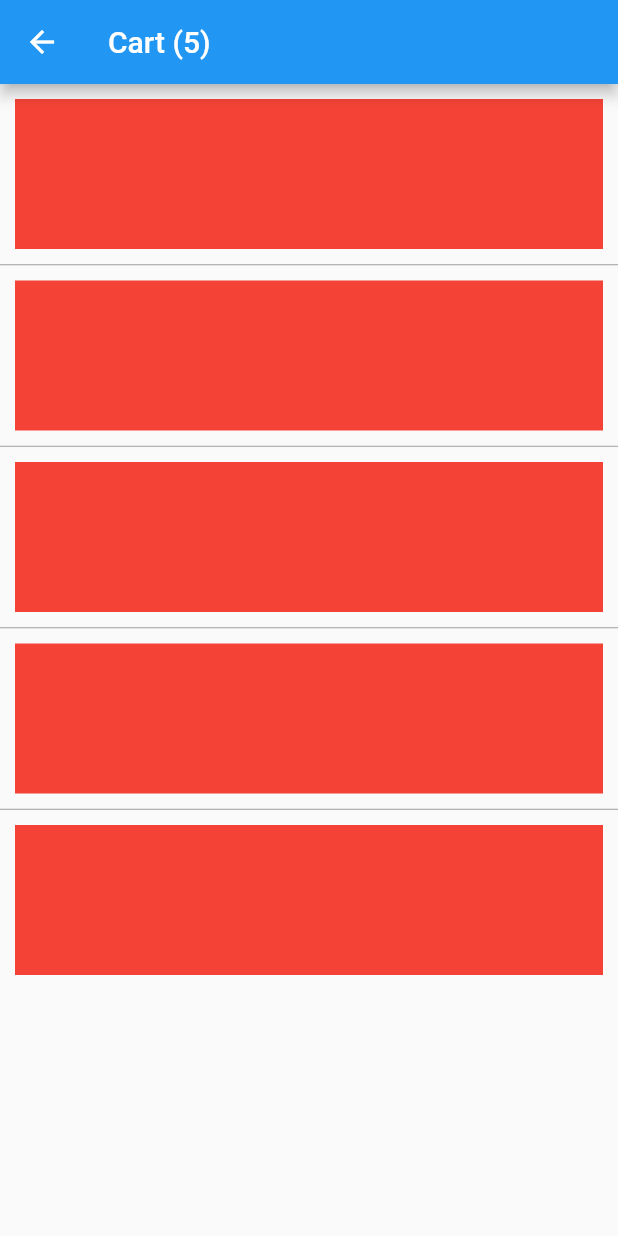
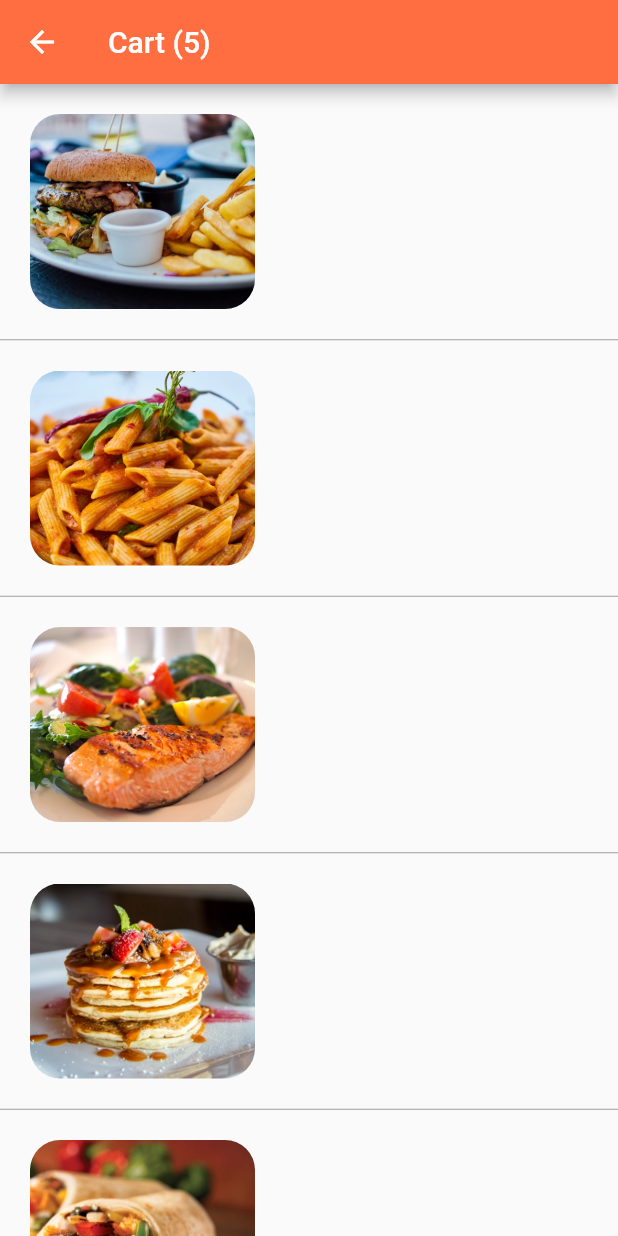
Before and after one commit to miikhaaeel/food-delivery-ui, a Flutter app: the CartScreen screen opened directly, on a phone screen of 412 x 824 dp. Run offline on Flutter 3.47's test engine with Material 2 defaults, Android fonts, the phone set to English and light mode, and no system bars.

Commit message:
Cart Screen Listview

```diff
--- a/lib/screens/cart_screen.dart
+++ b/lib/screens/cart_screen.dart
@@ -1,5 +1,6 @@
 import 'package:flutter/material.dart';
 import 'package:food_delivery_ui/data/data.dart';
+import 'package:food_delivery_ui/models/order.dart';
 
 class CartScreen extends StatefulWidget {
   CartScreen({Key? key}) : super(key: key);
@@ -9,20 +10,42 @@ class CartScreen extends StatefulWidget {
 }
 
 class _CartScreenState extends State<CartScreen> {
+  _buildCartItem(Order order) {
+    return Container(
+      padding: EdgeInsets.all(20.0),
+      height: 170.0,
+      child: Row(
+        children: [
+          Row(
+            children: [
+              Container(
+                width: 150.0,
+                decoration: BoxDecoration(
+                  image: DecorationImage(
+                      image: AssetImage(order.food.imageUrl),
+                      fit: BoxFit.cover),
+                  borderRadius: BorderRadius.circular(20),
+                ),
+              ),
+            ],
+          )
+        ],
+      ),
+    );
+  }
+
   @override
   Widget build(BuildContext context) {
     return Scaffold(
       appBar: AppBar(
+        backgroundColor: Theme.of(context).primaryColor,
         title: Text('Cart (${currentUser.cart.length})'),
       ),
       body: ListView.separated(
           //physics: const BouncingScrollPhysics(),
           itemBuilder: (context, index) {
-            return Container(
-              margin: const EdgeInsets.all(10.0),
-              color: Colors.red,
-              height: 100.0,
-            );
+            Order order = currentUser.cart[index];
+            return _buildCartItem(order);
           },
           separatorBuilder: (context, index) {
             return const Divider(
```
